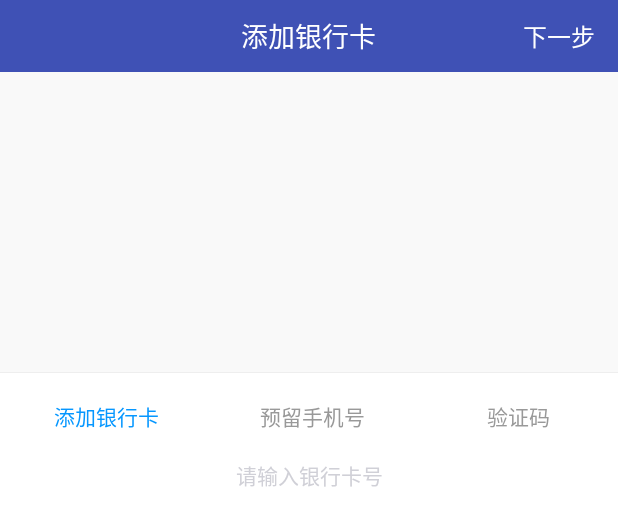
After one commit to zsc4116/myapplication, an Android app: the layout activity_bank_view.xml on its own in the app's theme, with its tools: preview values and no code run, on a phone screen of 412 x 824 dp. The commit adds this screen. Shown: the top 526 px of the screen. Run offline under Robolectric (Android 15) with nearby library versions, the phone set to English and light mode, and no system bars.

Commit message:
ViewBranchCommit

```diff
--- a/app/src/main/AndroidManifest.xml
+++ b/app/src/main/AndroidManifest.xml
@@ -13,12 +13,12 @@
         android:supportsRtl="true"
         android:theme="@style/AppTheme">
         <activity android:name=".ListViewRefreshSample.RefreshActivity" />
-        <activity android:name=".WeatherViewSample.WeatherActivity">
-        </activity>
+        <activity android:name=".WeatherViewSample.WeatherActivity"></activity>
         <activity android:name=".SmileViewSample.SmileViewActivity" />
         <activity android:name=".SurfaceViewSample.SurfaceViewActivity" />
         <activity android:name=".TSample.TActivity" />
-        <activity android:name=".FlabbyBirdSurfaceViewSample.FlabbyBirdActivity">
+        <activity android:name=".FlabbyBirdSurfaceViewSample.FlabbyBirdActivity"></activity>
+        <activity android:name=".BankViewSample.BankViewActivity">
             <intent-filter>
                 <action android:name="android.intent.action.MAIN" />
 
--- /dev/null
+++ b/app/src/main/java/com/example/zhoushicheng/myapplication/BankViewSample/BankCardEditText.java
@@ -0,0 +1,99 @@
+package com.example.zhoushicheng.myapplication.BankViewSample;
+
+import android.annotation.SuppressLint;
+import android.content.Context;
+import android.text.Editable;
+import android.text.TextWatcher;
+import android.util.AttributeSet;
+import android.widget.EditText;
+
+/**
+ * Created by zhoushicheng on 2017/8/29.
+ */
+
+@SuppressLint("AppCompatCustomView")
+public class BankCardEditText extends EditText {
+
+    private boolean shouldStopChange = false;
+    private final String WHITE_SPACE = " ";
+    private BankCardEditTextListner listener;
+
+    public BankCardEditText(Context context) {
+        this(context, null);
+    }
+
+    public BankCardEditText(Context context, AttributeSet attrs) {
+        this(context, attrs, 0);
+    }
+
+    public BankCardEditText(Context context, AttributeSet attrs, int defStyleAttr) {
+        super(context, attrs, defStyleAttr);
+        init();
+    }
+
+    private void init(){
+        format(getText());
+        shouldStopChange = false;
+        setFocusable(true);
+        setEnabled(true);
+        setFocusableInTouchMode(true);
+        addTextChangedListener(new CardTextWatcher());
+
+    }
+
+    class CardTextWatcher implements TextWatcher{
+
+        @Override
+        public void beforeTextChanged(CharSequence s, int start, int count, int after) {
+            if(listener != null){
+                listener.beforeTextChanged(s, start, count ,after);
+            }
+        }
+
+        @Override
+        public void onTextChanged(CharSequence s, int start, int before, int count) {
+
+        }
+
+        @Override
+        public void afterTextChanged(Editable s) {
+            format(s);
+            if(listener != null){
+                listener.afterTextChanged(s);
+            }
+        }
+    };
+
+    private void format(Editable editable){
+        if(shouldStopChange){
+            shouldStopChange = false;
+            return;
+        }
+
+        shouldStopChange = true;
+        String str = editable.toString().trim().replace(WHITE_SPACE, "");
+        int len = str.length();
+        int curPos;
+
+        StringBuilder builder = new StringBuilder();
+        for(int i = 0; i < len; i++){
+            if(i == 3 || i == 7 || i == 15){
+                if(i != len - 1){
+                    builder.append(WHITE_SPACE);
+                }
+            }
+        }
+        curPos = builder.length();
+        setText(builder.toString());
+        setSelection(curPos);
+    }
+
+    public interface BankCardEditTextListner{
+        void beforeTextChanged(CharSequence s, int start, int count, int after);
+        void afterTextChanged(Editable editable);
+    }
+
+    public void setListener(BankCardEditTextListner listener){
+        this.listener = listener;
+    }
+}
--- /dev/null
+++ b/app/src/main/res/anim/secondanim.xml
@@ -0,0 +1,5 @@
+<?xml version="1.0" encoding="utf-8"?>
+<translate xmlns:android="http://schemas.android.com/apk/res/android"
+    android:duration="300"
+    android:fromYDelta="100%p"
+    android:toYDelta="0%p" />
--- /dev/null
+++ b/app/src/main/res/drawable/color_cursor.xml
@@ -0,0 +1,5 @@
+<?xml version="1.0" encoding="utf-8"?>
+<shape xmlns:android="http://schemas.android.com/apk/res/android" android:shape="rectangle">
+    <size android:width="1dp" />
+    <solid android:color="#0697ff"  />
+</shape>
--- /dev/null
+++ b/app/src/main/res/layout/activity_bank_view.xml
@@ -0,0 +1,192 @@
+<?xml version="1.0" encoding="utf-8"?>
+<RelativeLayout xmlns:android="http://schemas.android.com/apk/res/android"
+    xmlns:app="http://schemas.android.com/apk/res-auto"
+    android:layout_width="match_parent"
+    android:layout_height="match_parent"
+    android:background="@color/colorGray1"
+    android:orientation="vertical">
+
+    <RelativeLayout
+        android:id="@+id/title"
+        android:layout_width="match_parent"
+        android:layout_height="48dp"
+        android:background="@color/colorPrimary">
+
+        <TextView
+            android:layout_width="wrap_content"
+            android:layout_height="match_parent"
+            android:layout_centerHorizontal="true"
+            android:gravity="center_vertical"
+            android:text="添加银行卡"
+            android:textColor="@color/white"
+            android:textSize="18sp" />
+
+        <TextView
+            android:id="@+id/next"
+            android:layout_width="wrap_content"
+            android:layout_height="match_parent"
+            android:layout_alignParentRight="true"
+            android:layout_marginRight="15dp"
+            android:gravity="center_vertical"
+            android:text="下一步"
+            android:textColor="@color/white"
+            android:textSize="16sp" />
+    </RelativeLayout>
+
+    <LinearLayout
+        android:layout_width="match_parent"
+        android:layout_height="match_parent"
+        android:layout_below="@+id/title"
+        android:orientation="vertical">
+
+        <RelativeLayout
+            android:layout_width="match_parent"
+            android:layout_height="wrap_content">
+
+            <RelativeLayout
+                android:id="@+id/addbank_rl_image"
+                android:layout_width="match_parent"
+                android:layout_height="200dp"
+                android:layout_marginLeft="30dp"
+                android:layout_marginRight="30dp"></RelativeLayout>
+        </RelativeLayout>
+
+
+        <RelativeLayout
+            android:id="@+id/addbank_rl_text"
+            android:layout_width="match_parent"
+            android:layout_height="123dp"
+            android:background="@color/white">
+
+            <View
+                android:id="@+id/line1"
+                android:layout_width="match_parent"
+                android:layout_height="0.5dp"
+                android:background="@color/colorLine" />
+
+            <LinearLayout
+                android:id="@+id/ll_text"
+                android:layout_width="match_parent"
+                android:layout_height="wrap_content"
+                android:layout_below="@+id/line1"
+                android:layout_marginTop="18dp"
+                android:orientation="horizontal">
+
+                <RelativeLayout
+
+                    android:layout_width="match_parent"
+                    android:layout_height="wrap_content"
+                    android:layout_weight="1"
+                    android:gravity="center">
+
+                    <ImageView
+                        android:id="@+id/addbank_image_circle1"
+                        android:layout_width="wrap_content"
+                        android:layout_height="wrap_content"
+                        android:layout_centerVertical="true"
+                        android:layout_marginRight="5dp" />
+
+                    <TextView
+                        android:id="@+id/addbank_text1"
+                        android:layout_width="wrap_content"
+                        android:layout_height="wrap_content"
+                        android:layout_toRightOf="@+id/addbank_image_circle1"
+                        android:text="@string/add_card"
+                        android:textColor="@color/colorBule2"
+                        android:textSize="14sp" />
+                </RelativeLayout>
+
+                <RelativeLayout
+                    android:layout_width="match_parent"
+                    android:layout_height="wrap_content"
+                    android:layout_weight="1"
+                    android:gravity="center">
+
+                    <ImageView
+                        android:id="@+id/addbank_image_circle2"
+                        android:layout_width="wrap_content"
+                        android:layout_height="wrap_content"
+                        android:layout_centerVertical="true"
+                        android:layout_marginRight="5dp" />
+
+                    <TextView
+                        android:id="@+id/addbank_text2"
+                        android:layout_width="wrap_content"
+                        android:layout_height="wrap_content"
+                        android:layout_toRightOf="@+id/addbank_image_circle2"
+                        android:text="@string/reserved_phonenumber"
+                        android:textColor="@color/colorGray"
+                        android:textSize="14sp" />
+                </RelativeLayout>
+
+                <RelativeLayout
+                    android:layout_width="match_parent"
+                    android:layout_height="wrap_content"
+                    android:layout_weight="1"
+                    android:gravity="center">
+
+                    <ImageView
+                        android:id="@+id/addbank_image_circle3"
+                        android:layout_width="wrap_content"
+                        android:layout_height="wrap_content"
+                        android:layout_centerVertical="true"
+                        android:layout_marginRight="5dp" />
+
+                    <TextView
+                        android:id="@+id/addbank_text3"
+                        android:layout_width="wrap_content"
+                        android:layout_height="wrap_content"
+                        android:layout_toRightOf="@+id/addbank_image_circle3"
+                        android:text="@string/verification_code"
+                        android:textColor="@color/colorGray"
+                        android:textSize="14sp" />
+
+                    <TextView
+                        android:id="@+id/addbank_text_code"
+                        android:layout_width="wrap_content"
+                        android:layout_height="wrap_content"
+                        android:layout_toRightOf="@+id/addbank_text3"
+                        android:textColor="@color/colorBule2"
+                        android:textSize="14sp"
+                        android:visibility="gone" />
+                </RelativeLayout>
+            </LinearLayout>
+
+            <View
+                android:layout_width="match_parent"
+                android:layout_height="0.5dp"
+                android:layout_alignParentBottom="true"
+                android:background="@color/colorLine" />
+
+            <RelativeLayout
+                android:id="@+id/addbank_rl_inputnum"
+                android:layout_width="match_parent"
+                android:layout_height="match_parent"
+                android:layout_alignParentLeft="true"
+                android:layout_alignParentStart="true"
+                android:layout_alignParentTop="true"
+                android:gravity="center_horizontal">
+
+                <com.example.zhoushicheng.myapplication.BankViewSample.BankCardEditText
+                    android:id="@+id/addbank_et_input"
+                    android:layout_width="match_parent"
+                    android:layout_height="wrap_content"
+                    android:layout_marginLeft="30dp"
+                    android:layout_marginRight="30dp"
+                    android:layout_marginTop="58dp"
+                    android:background="@null"
+                    android:gravity="center"
+                    android:hint="@string/input_bankcard_code"
+                    android:inputType="number"
+                    android:maxLength="25"
+                    android:textColor="@color/colorBule2"
+                    android:textColorHint="@color/colorGrayHint1"
+                    android:textCursorDrawable="@drawable/color_cursor"
+                    android:textSize="14sp"
+                    app:editTextType="bankCard" />
+            </RelativeLayout>
+        </RelativeLayout>
+
+    </LinearLayout>
+
+</RelativeLayout>
--- a/app/src/main/res/values/atter.xml
+++ b/app/src/main/res/values/atter.xml
@@ -6,4 +6,10 @@
         <attr name="background_color" format="color"/>s
     </declare-styleable>
 
+    <declare-styleable name="bandCardEditText">
+        <attr name="editTextType" format="integer">
+            <enum name="bankCard" value="0"/>
+            <enum name="phoneNum"   value="1"/>
+        </attr>
+    </declare-styleable>
 </resources>
--- a/app/src/main/res/values/colors.xml
+++ b/app/src/main/res/values/colors.xml
@@ -5,4 +5,15 @@
     <color name="colorAccent">#FF4081</color>
     <color name="colorYellow">#feef50</color>
     <color name="colorWhite">#FFFFFF</color>
+
+    <color name="white">#ffffff</color>
+    <color name="dark">#777777</color>
+    <color name="red">#ff0000</color>
+    <color name="colorBule2">#0697ff</color>
+    <color name="colorBule3">#00b4ff</color>
+    <color name="colorGray">#999999</color>
+    <color name="colorGray1">#f9f9f9</color>
+    <color name="colorGrayHint1">#d0d0d7</color>
+    <color name="colorLine">#eeeeee</color>
+    <color name="phoneTextBlue">#128ce1</color>
 </resources>
--- a/app/src/main/res/values/strings.xml
+++ b/app/src/main/res/values/strings.xml
@@ -1,3 +1,8 @@
 <resources>
     <string name="app_name">MyApplication</string>
+
+    <string name="add_card">添加银行卡</string>
+    <string name="reserved_phonenumber">预留手机号</string>
+    <string name="verification_code">验证码</string>
+    <string name="input_bankcard_code">请输入银行卡号</string>
 </resources>
```
Also changed, not shown: app/build.gradle (+4 -4 lines), app/src/main/java/com/example/zhoushicheng/myapplication/BankViewSample/BankViewActivity.java (added, +62 -0 lines), app/src/main/java/com/example/zhoushicheng/myapplication/BankViewSample/StarView.java (added, +107 -0 lines), app/src/main/res/anim/firstanim.xml (added, +17 -0 lines), app/src/main/res/layout/bankcardview1.xml (added, +53 -0 lines).
